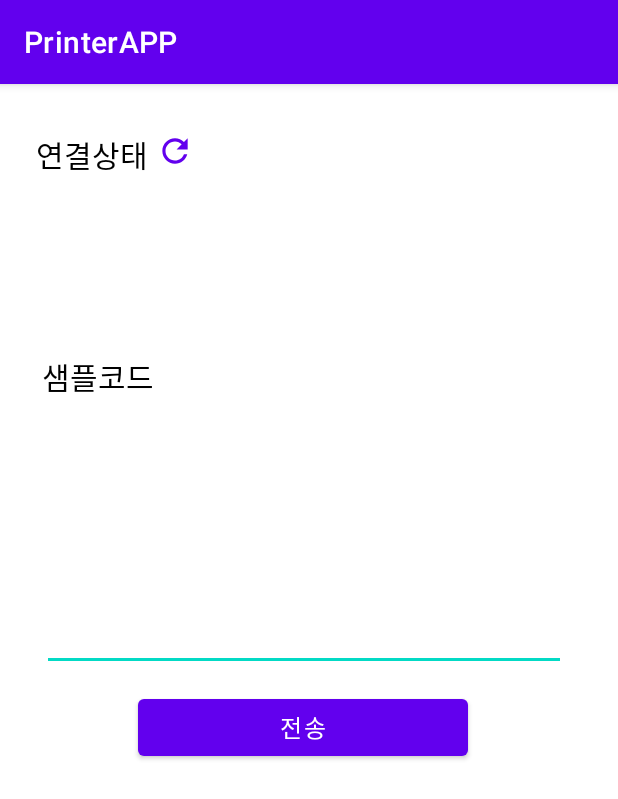
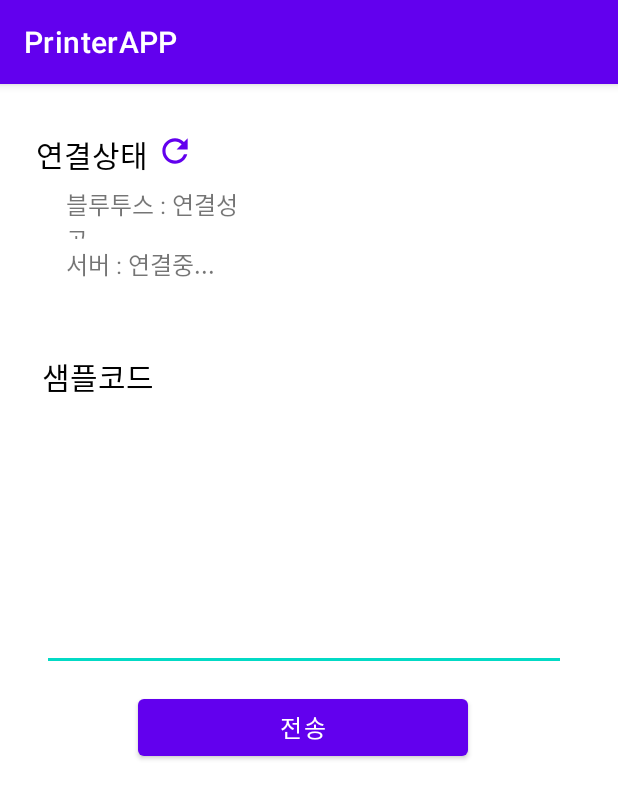
Before and after one commit to jihyuuk/Mojong-Android-Repeater, an Android app: the screen it shows after launch (MainActivity), on a phone screen of 412 x 824 dp. Shown: the top 799 px of the screen. Run offline under Robolectric (Android 15) with nearby library versions, the phone set to English and light mode, and no system bars; libraries missing offline, so code that uses them is left out: com.bxl, com.bxl.config, jpos.config, jpos.events, org.java_websocket.client and 1 more; 16 statements that could not run were skipped.

Commit message:
#3 Feat : 웹소켓 서버연동, 서버로부터 메세지를 받아서 단순 출력함

```diff
--- a/app/src/main/java/com/example/printerapp/BixolonPrinter.java
+++ b/app/src/main/java/com/example/printerapp/BixolonPrinter.java
@@ -10,6 +10,7 @@ import android.util.Log;
 import android.widget.TextView;
 import android.widget.Toast;
 
+import com.bxl.BXLConst;
 import com.bxl.config.editor.BXLConfigLoader;
 
 import java.util.List;
@@ -31,13 +32,15 @@ public class BixolonPrinter implements ErrorListener, OutputCompleteListener, St
 
     private Context context = null;
 
+    private MainActivity mainActivity;
     private BXLConfigLoader bxlConfigLoader = null;
     private POSPrinter posPrinter = null;
 
     //생성자
-    public BixolonPrinter(Context context) {
+    public BixolonPrinter(Context context, MainActivity mainActivity) {
         //초기화
         this.context = context;
+        this.mainActivity = mainActivity;
 
         posPrinter = new POSPrinter(this.context);
         posPrinter.addErrorListener(this);
@@ -60,16 +63,16 @@ public class BixolonPrinter implements ErrorListener, OutputCompleteListener, St
     //연결시도
     public void connect() {
 
-        CompletableFuture.runAsync(()->{
+        CompletableFuture.runAsync(() -> {
             try {
                 disConnect();
                 posPrinter.claim(5000);
                 posPrinter.setDeviceEnabled(true);
                 posPrinter.setAsyncMode(true);
 
-                MainActivity.tv_state.setText("연결성공");
+                mainActivity.updateTvBT("연결성공");
             } catch (JposException e) {
-                MainActivity.tv_state.setText("연결실패");
+                mainActivity.updateTvBT("연결실패");
                 e.printStackTrace();
             }
         });
@@ -91,15 +94,65 @@ public class BixolonPrinter implements ErrorListener, OutputCompleteListener, St
     //출력
     public void print(String str) {
         try {
-            posPrinter.printNormal(POSPrinterConst.PTR_S_RECEIPT, str + "\n");
+
+//            String ESCAPE = new String(new byte[]{0x1b, 0x7c});
+//
+//            StringBuilder sb = new StringBuilder();
+//
+//            sb.append(ESCAPE).append("4C").append(ESCAPE).append("cA")
+//                    .append("판매내역\n\n")
+//                    .append(ESCAPE).append("N")
+//                    .append("상호:(주)그린아그로\n")
+//                    .append("대표:황용순\n")
+//                    .append("주소:인천시 계양구 벌말로 596-3\n")
+//                    .append("전화번호:032-132-1423\n")
+//                    .append("일시:2024-03-14 20:17\n\n")
+//                    .append(ESCAPE).append("cA")
+//                    .append("--------------------------------")
+//                    .append(ESCAPE).append("bC")
+//                    .append("상 품 명           수 량   금 액\n")
+//                    .append(ESCAPE).append("!bC")
+//                    .append("--------------------------------")
+//                    .append(ESCAPE).append("N").append("\n")
+//                    .append("가나다라마바사아자  999  200,000\n")
+//                    .append("올복합               50   25,000\n")
+//                    .append("오이고추             10    5,000\n")
+//                    .append("대추방울(빨강)       10   10,000\n")
+//                    .append("애호박               3    1,500\n\n")
+//                    .append("--------------------------------")
+//                    .append("합 계 금 액            241,500원")
+//                    .append("할 인 금 액             -1,500원")
+//                    .append("--------------------------------")
+//                    .append(ESCAPE).append("bC")
+//                    .append("합 계 금 액            240,000원")
+//                    .append(ESCAPE).append("!bC");
+//
+//
+//
+//            posPrinter.printNormal(POSPrinterConst.PTR_S_RECEIPT, sb.toString() + "\n\n\n\n\n");
+
+            PrintBuilder pb = new PrintBuilder();
+            posPrinter.printNormal(POSPrinterConst.PTR_S_RECEIPT, pb.toString()+"\n\n\n\n\n");
+
         } catch (JposException e) {
-            Toast.makeText(this.context, "출력 중 에러발생",Toast.LENGTH_LONG).show();
+            Toast.makeText(this.context, "출력 중 에러발생", Toast.LENGTH_LONG).show();
+            e.printStackTrace();
+        }
+    }
+
+    //샘플코드 출력
+    public void samplePrint(String message){
+        try {
+            posPrinter.printNormal(POSPrinterConst.PTR_S_RECEIPT,message+"\n\n\n");
+            Toast.makeText(this.context, "샘플데이터 출력 성공", Toast.LENGTH_LONG).show();
+        } catch (JposException e) {
+            Toast.makeText(this.context, "샘플데이터 출력 중 에러발생", Toast.LENGTH_LONG).show();
             e.printStackTrace();
         }
     }
 
     //설정파일 불러오기
-    private void loadFile(){
+    private void loadFile() {
         try {
             bxlConfigLoader.openFile();
         } catch (Exception e) {
@@ -113,12 +166,12 @@ public class BixolonPrinter implements ErrorListener, OutputCompleteListener, St
 
             List<JposEntry> entries = bxlConfigLoader.getEntries();
             for (JposEntry entry : entries) {
-                if(entry.getLogicalName().equals("myPrinter")) return;
+                if (entry.getLogicalName().equals("myPrinter")) return;
             }
 
             //객체 추가 및 저장하기
-            Toast.makeText(this.context,"myPrinter를 bxlConfigLoader에 등록합니다.",Toast.LENGTH_LONG).show();
-            bxlConfigLoader.addEntry("myPrinter", DEVICE_CATEGORY_POS_PRINTER, PRODUCT_NAME_SPP_R215, DEVICE_BUS_BLUETOOTH,"74:F0:7D:E8:31:7B");
+            Toast.makeText(this.context, "myPrinter를 bxlConfigLoader에 등록합니다.", Toast.LENGTH_LONG).show();
+            bxlConfigLoader.addEntry("myPrinter", DEVICE_CATEGORY_POS_PRINTER, PRODUCT_NAME_SPP_R215, DEVICE_BUS_BLUETOOTH, "74:F0:7D:E8:31:7B");
             bxlConfigLoader.saveFile();
 
         } catch (Exception e) {
@@ -130,8 +183,8 @@ public class BixolonPrinter implements ErrorListener, OutputCompleteListener, St
     private void printerOpen() {
         try {
             posPrinter.open("myPrinter");
-        }catch (Exception e){
-            Toast.makeText(this.context,"프린터 Open 에러 발생",Toast.LENGTH_LONG).show();
+        } catch (Exception e) {
+            Toast.makeText(this.context, "프린터 Open 에러 발생", Toast.LENGTH_LONG).show();
             e.printStackTrace();
         }
     }
@@ -139,23 +192,23 @@ public class BixolonPrinter implements ErrorListener, OutputCompleteListener, St
     //프린터 에러 발생 리스너
     @Override
     public void errorOccurred(ErrorEvent errorEvent) {
-        Log.d("myTag","프린터기 에러 이벤트 "+errorEvent.getErrorCode());
+        Log.d("myTag", "프린터기 에러 이벤트 " + errorEvent.getErrorCode());
     }
 
     //프린터 완료 리스너
     @Override
     public void outputCompleteOccurred(OutputCompleteEvent outputCompleteEvent) {
-        Log.d("myTag","프린터기 완료 이벤트 "+outputCompleteEvent.getOutputID());
+        Log.d("myTag", "프린터기 완료 이벤트 " + outputCompleteEvent.getOutputID());
 
     }
 
     //프린터 상태변경 리스너
     @Override
     public void statusUpdateOccurred(StatusUpdateEvent statusUpdateEvent) {
-        Log.d("myTag","프린터기 상태 변경 이벤트"+statusUpdateEvent.getStatus());
+        Log.d("myTag", "프린터기 상태 변경 이벤트" + statusUpdateEvent.getStatus());
 
         //전원 꺼졌을때
-        if(statusUpdateEvent.getStatus() == JposConst.JPOS_SUE_POWER_OFF_OFFLINE){
+        if (statusUpdateEvent.getStatus() == JposConst.JPOS_SUE_POWER_OFF_OFFLINE) {
             //연결해지
             disConnect();
         }
--- a/app/src/main/java/com/example/printerapp/MainActivity.java
+++ b/app/src/main/java/com/example/printerapp/MainActivity.java
@@ -7,11 +7,14 @@ import android.bluetooth.BluetoothManager;
 import android.content.Context;
 import android.content.Intent;
 import android.os.Bundle;
+import android.util.Log;
 import android.view.View;
 import android.widget.Button;
 import android.widget.EditText;
 import android.widget.TextView;
 import android.widget.Toast;
+
+import java.net.URISyntaxException;
 
 
 public class MainActivity extends AppCompatActivity {
@@ -21,13 +24,17 @@ public class MainActivity extends AppCompatActivity {
 
     //블루투스 관련
     private BluetoothAdapter btAdapter;
+    //웹소켓 관련
+    private MyWebSocketClient myWebSocketClient;
+
 
     //전역변수
     public static final int BT_REQUEST_ENABLE = 1;
 
     //뷰관련
     private Button btn_refresh;
-    public static TextView tv_state;
+    private TextView tv_bt_state;
+    private TextView tv_socket_state;
     private Button btn_send;
     private EditText et_message;
 
@@ -39,7 +46,8 @@ public class MainActivity extends AppCompatActivity {
 
         //뷰 관련
         btn_refresh = (Button) findViewById(R.id.btn_refresh);
-        tv_state = (TextView) findViewById(R.id.tv_state);
+        tv_bt_state = (TextView) findViewById(R.id.tv_bt_state);
+        tv_socket_state = (TextView) findViewById(R.id.tv_socket_state);
         btn_send = (Button) findViewById(R.id.btn_send);
         et_message = (EditText) findViewById(R.id.et_message);
 
@@ -54,34 +62,76 @@ public class MainActivity extends AppCompatActivity {
         }
 
         //프린터기
-        bxlPrinter = new BixolonPrinter(getApplicationContext());
+        bxlPrinter = new BixolonPrinter(getApplicationContext(),this);
 
-        //연결 시도
-        connectPrinter();
-
+        //프린터,서버 연결 시도
+        connectAll();
 
         btn_refresh.setOnClickListener(new View.OnClickListener() {
             @Override
             public void onClick(View view) {
-                connectPrinter();
+                connectAll();
             }
         });
 
         btn_send.setOnClickListener(new View.OnClickListener() {
             @Override
             public void onClick(View view) {
-                bxlPrinter.print(et_message.getText().toString());
+                //bxlPrinter.samplePrint(et_message.getText().toString());
             }
         });
+    }
+
+    //토스트 띄우기
+    public void showToast(String message, int length){
+        Toast.makeText(getApplicationContext(),message,length).show();
+    }
+
+    //블루투스 연결상태 textView
+    public void updateTvBT(String text){
+        runOnUiThread(new Runnable() {
+            @Override
+            public void run() {
+                tv_bt_state.setText("블루투스 : "+text);
+            }
+        });
+    }
+
+    //소켓 연결상태 textView
+    public void updateTvSocket(String text){
+        runOnUiThread(new Runnable() {
+            @Override
+            public void run() {
+                tv_socket_state.setText("서버 : "+text);
+            }
+        });
+    }
+
+    //프린터 서버 연결
+    private void connectAll(){
+        Toast.makeText(getApplicationContext(),"프린터 및 서버 연결 중...",Toast.LENGTH_SHORT).show();
+        connectPrinter();
+        connectSocket();
+    }
 
 
-    }
-
     //프린터기 연결
-    public void connectPrinter() {
-        Toast.makeText(getApplicationContext(),"프린터 연결 중...",Toast.LENGTH_SHORT).show();
-        tv_state.setText("연결중...");
+    private void connectPrinter() {
+        updateTvBT("연결중...");
         bxlPrinter.connect();
     }
 
+    //서버와 웹소켓 연결
+    private void connectSocket() {
+        updateTvSocket("연결중...");
+        try {
+            myWebSocketClient = new MyWebSocketClient(this, bxlPrinter);
+            myWebSocketClient.connect();
+        } catch (Exception e) {
+            e.printStackTrace();
+            Log.d("myTag","소켓연결실패");
+            updateTvSocket("연결실패");
+        }
+    }
+
 }
--- /dev/null
+++ b/app/src/main/java/com/example/printerapp/MyWebSocketClient.java
@@ -0,0 +1,53 @@
+package com.example.printerapp;
+
+
+import android.util.Log;
+import android.widget.Toast;
+
+import org.java_websocket.client.WebSocketClient;
+import org.java_websocket.handshake.ServerHandshake;
+
+import java.net.URI;
+import java.net.URISyntaxException;
+
+public class MyWebSocketClient extends WebSocketClient {
+
+    private MainActivity mainActivity;
+    private BixolonPrinter bxlPrinter;
+
+    public MyWebSocketClient(MainActivity mainActivity, BixolonPrinter bxlPrinter) throws URISyntaxException{
+        super(new URI("ws://192.168.0.3:8080/ws"));
+        this.mainActivity = mainActivity;
+        this.bxlPrinter = bxlPrinter;
+    }
+
+    @Override
+    public void onOpen(ServerHandshake handshakedata) {
+        mainActivity.updateTvBT("연결성공");
+        Log.i("myLog","서버와 연결됨");
+    }
+
+    @Override
+    public void onMessage(String message) {
+        Log.i("myLog","서버로 부터 메세지 수신 : "+ message);
+        bxlPrinter.print(message);
+    }
+
+    @Override
+    public void onClose(int code, String reason, boolean remote) {
+        mainActivity.updateTvSocket("연결끊김");
+        mainActivity.showToast("서버와의 연결이 끊겼습니다.", Toast.LENGTH_LONG);
+
+        Log.i("myLog","서버연결 닫힘");
+        Log.i("myLog","  code : "+code);
+        Log.i("myLog","  reason : "+reason);
+        Log.i("myLog","  remote : "+remote);
+    }
+
+    @Override
+    public void onError(Exception ex) {
+        mainActivity.updateTvSocket("연결실패");
+        ex.printStackTrace();
+        Log.i("myLog","서버연결 에러 발생");
+    }
+}
```
